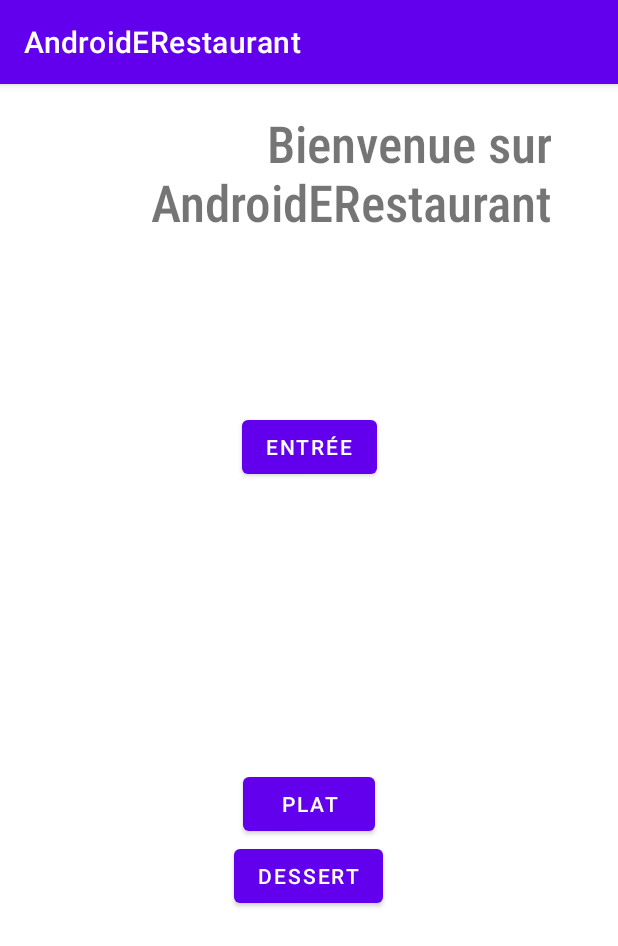
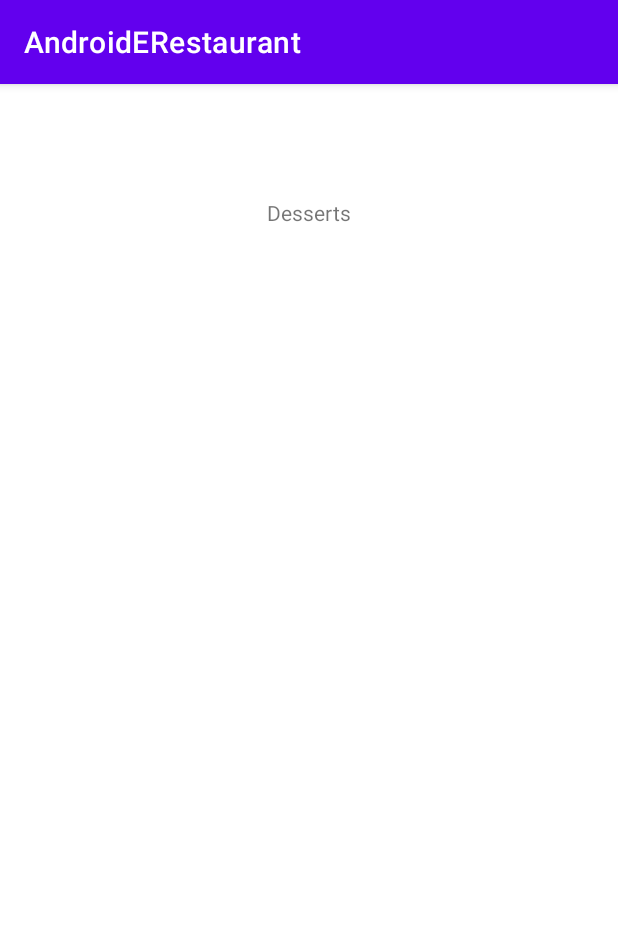
Before and after one commit to MatheoBailly/AndroidERestaurant, an Android app: the screen it shows after launch (HomeActivity before the commit, MainDishActivity after it), after a tap on "DESSERT", on a phone screen of 412 x 824 dp. Shown: the top 946 px of the screen. Run offline under Robolectric (Android 15) with nearby library versions, the phone set to English and light mode, and no system bars.

Commit message:
fin de journée commit

```diff
--- a/app/src/main/java/fr/isen/bailly/androiderestaurant/HomeActivity.kt
+++ b/app/src/main/java/fr/isen/bailly/androiderestaurant/HomeActivity.kt
@@ -2,8 +2,9 @@ package fr.isen.bailly.androiderestaurant
 
 import android.content.Intent
 import android.os.Bundle
+import android.util.Log
 import android.widget.Button
-import android.widget.Toast
+//import android.widget.Toast
 import androidx.appcompat.app.AppCompatActivity
 
 
@@ -18,18 +19,25 @@ class HomeActivity : AppCompatActivity() {
         val btnDessert = findViewById<Button>(R.id.btnDessert)
 
         btnStarter.setOnClickListener{
-            val toast = Toast.makeText(this@HomeActivity, "Vous avez sélectionné l'entrée", Toast.LENGTH_SHORT)
-            toast.show()
+            //Toast.makeText(this@HomeActivity, "Vous avez sélectionné l'entrée", Toast.LENGTH_SHORT).show()
+            changeActivity(getString(R.string.home_starters))
         }
 
         btnMainDish.setOnClickListener{
-            val toast = Toast.makeText(this@HomeActivity, "Vous avez sélectionné le plat", Toast.LENGTH_SHORT)
-            toast.show()
+            //val toast = Toast.makeText(this@HomeActivity, "Vous avez sélectionné le plat", Toast.LENGTH_SHORT).show()
+            changeActivity(getString(R.string.home_main_dishes))
         }
 
         btnDessert.setOnClickListener{
-            val toast = Toast.makeText(this@HomeActivity, "Vous avez sélectionné le dessert", Toast.LENGTH_SHORT)
-            toast.show()
+            //val toast = Toast.makeText(this@HomeActivity, "Vous avez sélectionné le dessert", Toast.LENGTH_SHORT).show()
+            changeActivity(getString(R.string.home_desserts))
         }
     }
+
+    private fun changeActivity( category: String ) {
+        val changePage = Intent(this@HomeActivity, MainDishActivity::class.java)
+        changePage.putExtra("category_type",category)
+        Log.i("INFO", "End of HomeActivity")
+        startActivity(changePage)
+    }
 }
--- a/app/src/main/java/fr/isen/bailly/androiderestaurant/MainDishActivity.kt
+++ b/app/src/main/java/fr/isen/bailly/androiderestaurant/MainDishActivity.kt
@@ -1,6 +1,7 @@
 package fr.isen.bailly.androiderestaurant
 
 import android.os.Bundle
+import android.widget.TextView
 import androidx.appcompat.app.AppCompatActivity
 
 class MainDishActivity : AppCompatActivity() {
@@ -8,5 +9,8 @@ class MainDishActivity : AppCompatActivity() {
     override fun onCreate(savedInstanceState: Bundle?) {
         super.onCreate(savedInstanceState)
         setContentView(R.layout.activity_main_dish)
+
+        val category = intent.getStringExtra("category_type")
+        findViewById<TextView>(R.id.mainDishTitle).text = category
     }
 }
--- a/app/src/main/res/layout/activity_home.xml
+++ b/app/src/main/res/layout/activity_home.xml
@@ -53,6 +53,6 @@
         app:layout_constraintBottom_toTopOf="@+id/btnDessert"
         app:layout_constraintEnd_toEndOf="parent"
         app:layout_constraintStart_toStartOf="parent"
-        app:layout_constraintTop_toBottomOf="@+id/btnEntree" />
+        app:layout_constraintTop_toBottomOf="@+id/btnStarter" />
 
 </androidx.constraintlayout.widget.ConstraintLayout>
--- a/app/src/main/res/layout/activity_main_dish.xml
+++ b/app/src/main/res/layout/activity_main_dish.xml
@@ -1,6 +1,16 @@
 <?xml version="1.0" encoding="utf-8"?>
 <androidx.constraintlayout.widget.ConstraintLayout xmlns:android="http://schemas.android.com/apk/res/android"
+    xmlns:app="http://schemas.android.com/apk/res-auto"
+    xmlns:tools="http://schemas.android.com/tools"
     android:layout_width="match_parent"
     android:layout_height="match_parent">
 
+    <TextView
+        android:id="@+id/mainDishTitle"
+        android:layout_width="wrap_content"
+        android:layout_height="wrap_content"
+        android:layout_marginTop="76dp"
+        app:layout_constraintEnd_toEndOf="parent"
+        app:layout_constraintStart_toStartOf="parent"
+        app:layout_constraintTop_toTopOf="parent" />
 </androidx.constraintlayout.widget.ConstraintLayout>
--- a/app/src/main/res/values/strings.xml
+++ b/app/src/main/res/values/strings.xml
@@ -1,3 +1,6 @@
 <resources>
     <string name="app_name">AndroidERestaurant</string>
+    <string name="home_starters">Entrées</string>
+    <string name="home_main_dishes">Plats</string>
+    <string name="home_desserts">Desserts</string>
 </resources>
```
